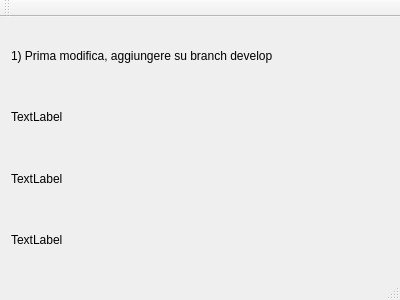
First picture: the form in mainwindow.ui, repository andrew87me/HelloWorld, before the edit.
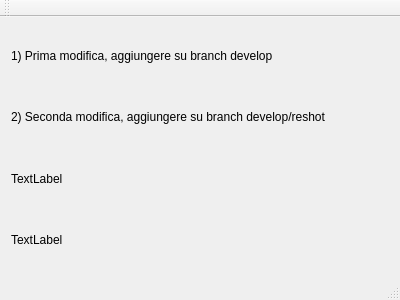
Second picture: the form after the edit.

Commit message: questa aggiunta deve essere messa in develop/reshot

Diff of the .ui file:
```diff
--- a/mainwindow.ui
+++ b/mainwindow.ui
@@ -25,7 +25,7 @@
     <item>
      <widget class="QLabel" name="label_2">
       <property name="text">
-       <string>TextLabel</string>
+       <string>2) Seconda modifica, aggiungere su branch develop/reshot</string>
       </property>
      </widget>
     </item>
```
The commit also changes 1 other file.
